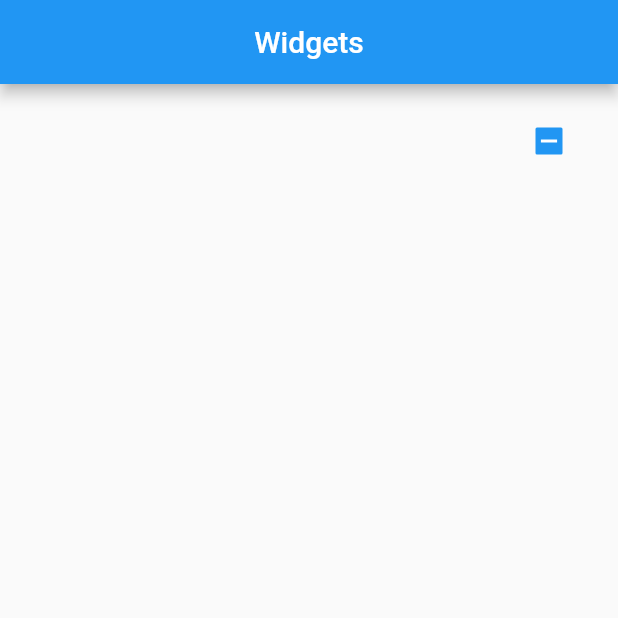
After one commit to Markfgui675/App_ListaDeTarefas, a Flutter app: the screen it shows after launch, on a phone screen of 412 x 824 dp, the top half of it. The commit adds this screen. Run offline on Flutter 3.47's test engine with Material 2 defaults, Android fonts, the light colour scheme and no system bars.

```diff
--- /dev/null
+++ b/lib/dismissible.dart
@@ -0,0 +1,31 @@
+import 'package:flutter/cupertino.dart';
+import 'package:flutter/material.dart';
+
+class Dism extends StatefulWidget {
+  const Dism({Key? key}) : super(key: key);
+
+  @override
+  State<Dism> createState() => _DismState();
+}
+
+class _DismState extends State<Dism> {
+  @override
+  Widget build(BuildContext context) {
+    return Scaffold(
+      appBar: AppBar(
+        backgroundColor: Colors.blue,
+        title: Text('Widgets'),
+        centerTitle: true,
+      ),
+
+      body: Container(
+        padding: EdgeInsets.all(10),
+        child: Column(
+          children: <Widget>[
+            CheckboxListTile(value: null, onChanged: (bool? valor){}, )
+          ],
+        ),
+      ),
+    );
+  }
+}
--- a/lib/main.dart
+++ b/lib/main.dart
@@ -1,10 +1,11 @@
 import 'package:flutter/material.dart';
 
+import 'dismissible.dart';
 import 'home.dart';
 
 void main(){
   runApp(MaterialApp(
     debugShowCheckedModeBanner: false,
-    home: Home(),
+    home: Dism(),
   ));
 }
```
